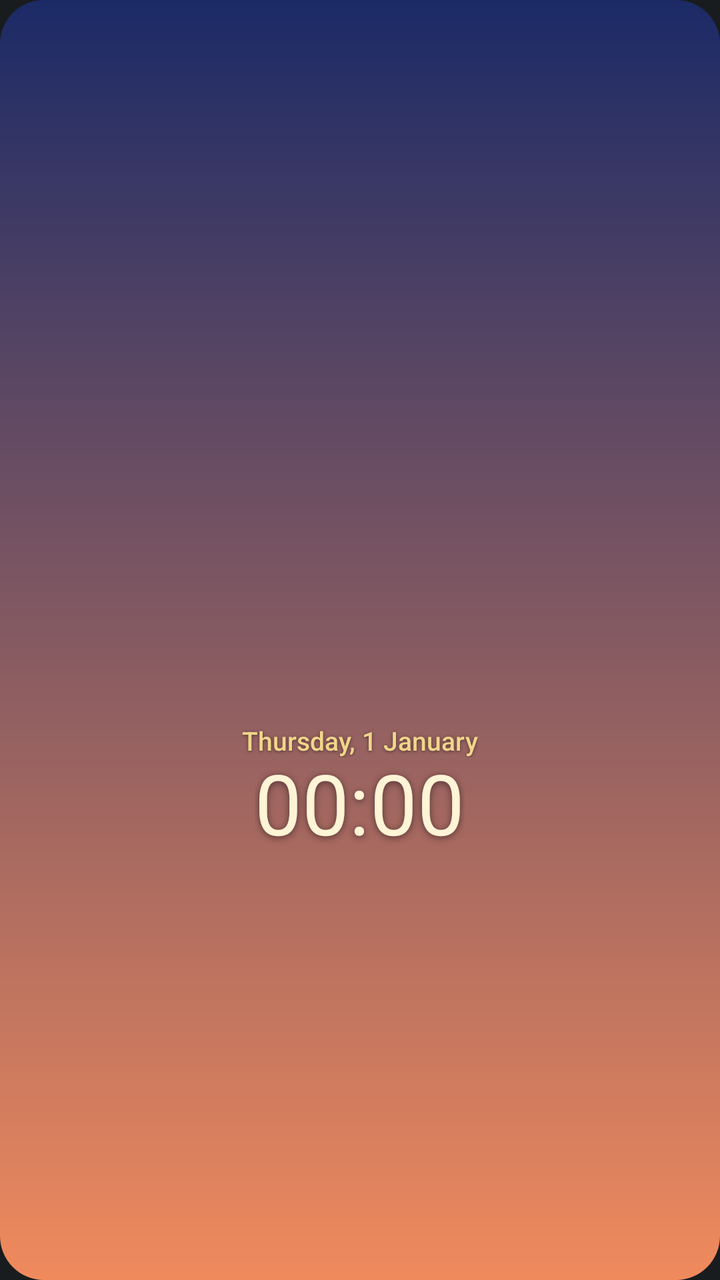
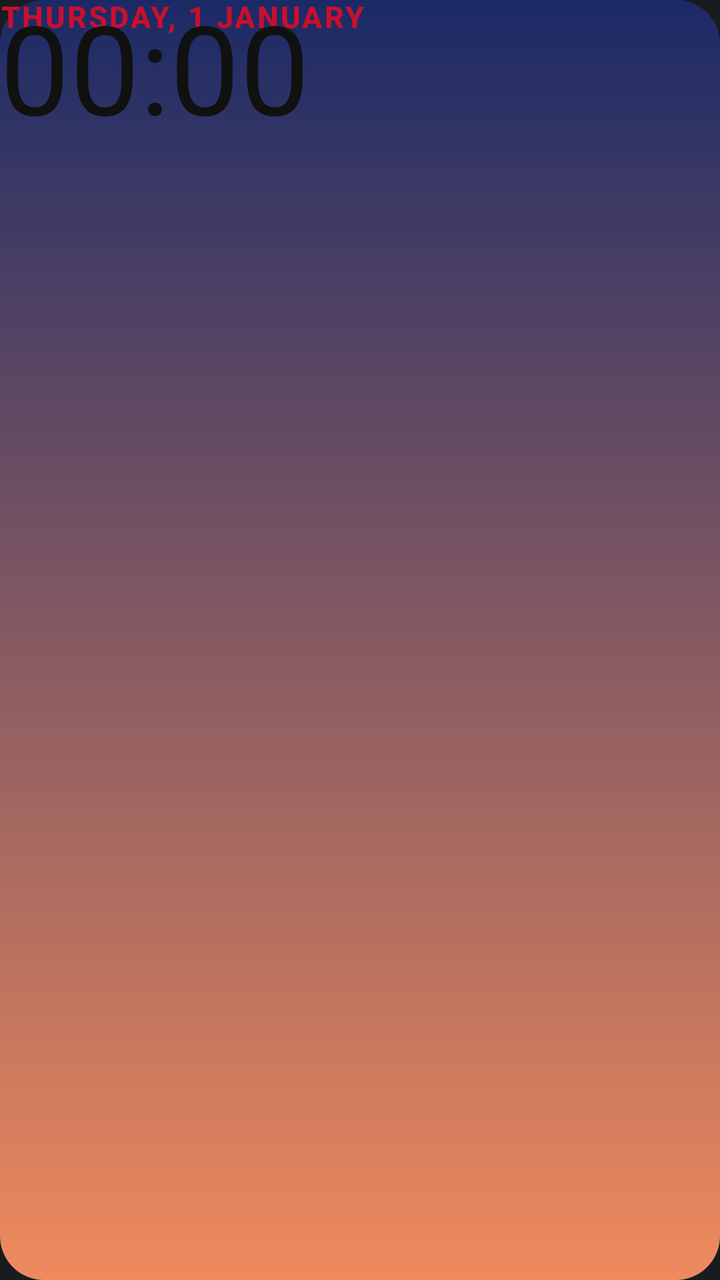

The first picture is an Android layout as it rendered before a commit; the second is the same layout after the commit. The layout source and the unified diff follow.
<!-- AndroidManifest.xml: application theme android:Theme.DeviceDefault.NoActionBar -->
<!-- res/layout/widget.xml -->
<?xml version="1.0" encoding="utf-8"?>
<FrameLayout xmlns:android="http://schemas.android.com/apk/res/android"
    android:layout_width="match_parent"
    android:layout_height="match_parent">

    <ImageView
        android:id="@+id/bg"
        android:layout_width="match_parent"
        android:layout_height="match_parent"
        android:scaleType="fitXY"
        android:src="@drawable/bg_initial" />

    <LinearLayout
        android:layout_width="match_parent"
        android:layout_height="match_parent"
        android:orientation="vertical"
        android:weightSum="100">

        <LinearLayout
            android:id="@+id/top_area"
            android:layout_width="match_parent"
            android:layout_height="0dp"
            android:layout_weight="68"
            android:gravity="center_horizontal|bottom"
            android:orientation="vertical"
            android:paddingBottom="7dp">

            <TextClock
                android:id="@+id/date"
                android:layout_width="wrap_content"
                android:layout_height="wrap_content"
                android:fontFamily="sans-serif-medium"
                android:format12Hour="EEEE, d MMMM"
                android:format24Hour="EEEE, d MMMM"
                android:includeFontPadding="false"
                android:shadowColor="#80000000"
                android:shadowDx="0"
                android:shadowDy="1"
                android:shadowRadius="4"
                android:textColor="#FFF1D58A"
                android:textSize="13dp" />

            <TextClock
                android:id="@+id/time"
                android:layout_width="wrap_content"
                android:layout_height="wrap_content"
                android:fontFamily="sans-serif"
                android:format12Hour="HH:mm"
                android:format24Hour="HH:mm"
                android:includeFontPadding="false"
                android:shadowColor="#80000000"
                android:shadowDx="0"
                android:shadowDy="2"
                android:shadowRadius="8"
                android:textColor="#FFFFF4D6"
                android:textSize="42dp" />
        </LinearLayout>

        <FrameLayout
            android:id="@+id/ground_hit"
            android:layout_width="match_parent"
            android:layout_height="0dp"
            android:layout_weight="32" />
    </LinearLayout>
</FrameLayout>
<!-- resources referenced by this layout -->
<resources>
  <!-- drawable bg_initial (drawable) -->
  <?xml version="1.0" encoding="utf-8"?>
  <shape xmlns:android="http://schemas.android.com/apk/res/android"
      android:shape="rectangle">
      <gradient
          android:angle="270"
          android:endColor="#F08A5D"
          android:startColor="#1B2A66" />
      <corners android:radius="22dp" />
  </shape>
</resources>

<!-- the commit's change to res/layout/widget.xml (unified diff, before → after) -->
@@ -3,6 +3,7 @@
     android:layout_width="match_parent"
     android:layout_height="match_parent">
 
+    
     <ImageView
         android:id="@+id/bg"
         android:layout_width="match_parent"
@@ -10,56 +11,46 @@
         android:scaleType="fitXY"
         android:src="@drawable/bg_initial" />
 
-    <LinearLayout
+    
+    <FrameLayout
+        android:id="@+id/date_box"
         android:layout_width="match_parent"
-        android:layout_height="match_parent"
-        android:orientation="vertical"
-        android:weightSum="100">
+        android:layout_height="match_parent">
 
-        <LinearLayout
-            android:id="@+id/top_area"
-            android:layout_width="match_parent"
-            android:layout_height="0dp"
-            android:layout_weight="68"
-            android:gravity="center_horizontal|bottom"
-            android:orientation="vertical"
-            android:paddingBottom="7dp">
+        <TextClock
+            android:id="@+id/date"
+            android:layout_width="wrap_content"
+            android:layout_height="wrap_content"
+            android:layout_gravity="top|start"
+            android:fontFamily="sans-serif-medium"
+            android:format12Hour="EEEE, d MMMM"
+            android:format24Hour="EEEE, d MMMM"
+            android:includeFontPadding="false"
+            android:letterSpacing="0.07"
+            android:maxLines="1"
+            android:textAllCaps="true"
+            android:textColor="#FFC8102E"
+            android:textSize="15dp"
+            android:textStyle="bold" />
+    </FrameLayout>
 
-            <TextClock
-                android:id="@+id/date"
-                android:layout_width="wrap_content"
-                android:layout_height="wrap_content"
-                android:fontFamily="sans-serif-medium"
-                android:format12Hour="EEEE, d MMMM"
-                android:format24Hour="EEEE, d MMMM"
-                android:includeFontPadding="false"
-                android:shadowColor="#80000000"
-                android:shadowDx="0"
-                android:shadowDy="1"
-                android:shadowRadius="4"
-                android:textColor="#FFF1D58A"
-                android:textSize="13dp" />
+    
+    <FrameLayout
+        android:id="@+id/time_box"
+        android:layout_width="match_parent"
+        android:layout_height="match_parent">
 
-            <TextClock
-                android:id="@+id/time"
-                android:layout_width="wrap_content"
-                android:layout_height="wrap_content"
-                android:fontFamily="sans-serif"
-                android:format12Hour="HH:mm"
-                android:format24Hour="HH:mm"
-                android:includeFontPadding="false"
-                android:shadowColor="#80000000"
-                android:shadowDx="0"
-                android:shadowDy="2"
-                android:shadowRadius="8"
-                android:textColor="#FFFFF4D6"
-                android:textSize="42dp" />
-        </LinearLayout>
-
-        <FrameLayout
-            android:id="@+id/ground_hit"
-            android:layout_width="match_parent"
-            android:layout_height="0dp"
-            android:layout_weight="32" />
-    </LinearLayout>
+        <TextClock
+            android:id="@+id/time"
+            android:layout_width="wrap_content"
+            android:layout_height="wrap_content"
+            android:layout_gravity="top|start"
+            android:fontFamily="sans-serif"
+            android:format12Hour="HH:mm"
+            android:format24Hour="HH:mm"
+            android:includeFontPadding="false"
+            android:maxLines="1"
+            android:textColor="#FF111111"
+            android:textSize="62dp" />
+    </FrameLayout>
 </FrameLayout>
